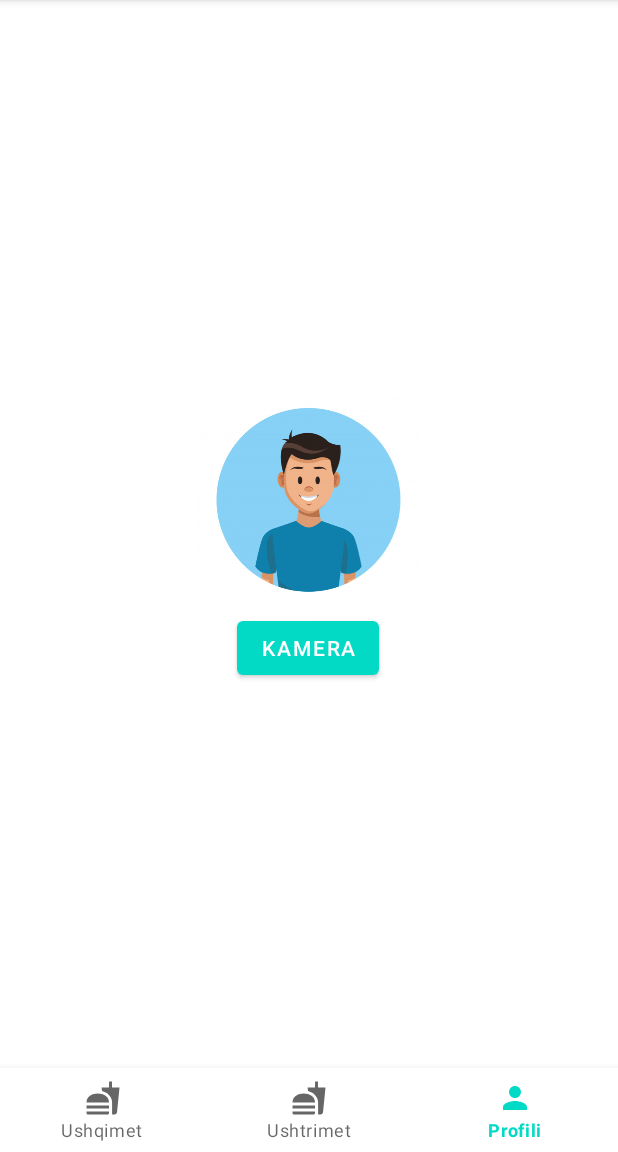
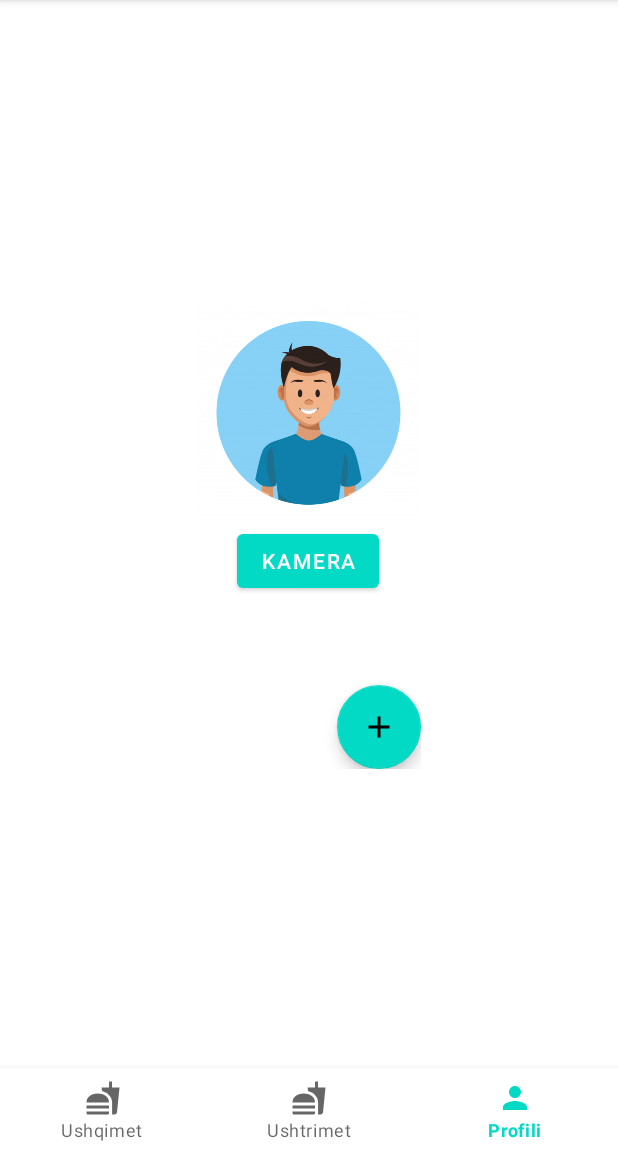
Before and after one commit to A-tafaj/stay-fit, an Android app: the profileFragment screen opened through its navigation route, on a phone screen of 412 x 824 dp, the part 84-1236 px from its top. Run offline under Robolectric (Android 15) with nearby library versions, the phone set to English and light mode, and no system bars; our stand-ins replace navigation-ui; 1 statement that could not run was skipped.

Commit message:
Image saved with SharedPreferences

```diff
--- a/app/build.gradle
+++ b/app/build.gradle
@@ -2,6 +2,7 @@ plugins {
     id 'com.android.application'
     id 'com.google.gms.google-services'
 }
+apply plugin: 'kotlin-android'
 
 android {
     compileSdkVersion 30
@@ -48,4 +49,9 @@ dependencies {
     testImplementation 'junit:junit:4.13.2'
     androidTestImplementation 'androidx.test.ext:junit:1.1.3'
     androidTestImplementation 'androidx.test.espresso:espresso-core:3.4.0'
+    implementation "androidx.core:core-ktx:1.6.0"
+    implementation "org.jetbrains.kotlin:kotlin-stdlib-jdk7:$kotlin_version"
 }
+repositories {
+    mavenCentral()
+}
--- a/app/src/main/java/fiek/unipr/stayfit/activities/UserActivity.java
+++ b/app/src/main/java/fiek/unipr/stayfit/activities/UserActivity.java
@@ -44,7 +44,7 @@ public class UserActivity extends AppCompatActivity {
 
                 progressMap.put("week", week);
                 progressMap.put("weight", weight);
-                root.setValue(progressMap);
+                root.push().setValue(progressMap);
 
             }
         });
--- a/app/src/main/java/fiek/unipr/stayfit/fragments/profileFragment.java
+++ b/app/src/main/java/fiek/unipr/stayfit/fragments/profileFragment.java
@@ -1,12 +1,17 @@
 package fiek.unipr.stayfit.fragments;
 
+import android.content.Context;
 import android.content.Intent;
+import android.content.SharedPreferences;
 import android.graphics.Bitmap;
+import android.graphics.BitmapFactory;
 import android.os.Bundle;
 
 import androidx.fragment.app.Fragment;
 
 import android.provider.MediaStore;
+import android.util.Base64;
+import android.util.Log;
 import android.view.LayoutInflater;
 import android.view.View;
 import android.view.ViewGroup;
@@ -18,29 +23,36 @@ import android.widget.Toast;
 import static android.app.Activity.RESULT_CANCELED;
 import static android.app.Activity.RESULT_OK;
 
+import com.bumptech.glide.load.resource.bitmap.BitmapEncoder;
+import com.google.android.material.floatingactionbutton.FloatingActionButton;
+
+import java.io.ByteArrayOutputStream;
+
 import fiek.unipr.stayfit.R;
+import fiek.unipr.stayfit.StayFitApp;
+import fiek.unipr.stayfit.activities.MainActivity;
+import fiek.unipr.stayfit.activities.UserActivity;
 
 public class profileFragment extends Fragment {
+    private static final String TAG = "profileFragment";
     Button captureBtn;
     ImageView iv_capture;
     View view;
     TextView tvProfileName;
+    FloatingActionButton floatingBtn;
 
+    private SharedPreferences preferences;
     private static final int Image_Capture_Code = 1;
 
     public profileFragment() {
         // Required empty public constructor
     }
 
-    public static profileFragment newInstance(String param1, String param2) {
-        profileFragment fragment = new profileFragment();
-        Bundle args = new Bundle();
-        return fragment;
-    }
 
     @Override
     public void onCreate(Bundle savedInstanceState) {
         super.onCreate(savedInstanceState);
+        preferences = getContext().getSharedPreferences("Image", Context.MODE_PRIVATE);
 
     }
 
@@ -49,28 +61,31 @@ public class profileFragment extends Fragment {
                              Bundle savedInstanceState) {
 
         view = inflater.inflate(R.layout.fragment_profile, container, false);
-        captureBtn = (Button)view.findViewById(R.id.captureBtn);
-        //iv_capture = getActivity().findViewById(R.id.iv_capture);
-        iv_capture = (ImageView)view.findViewById(R.id.iv_capture);
+        captureBtn = view.findViewById(R.id.captureBtn);
+        floatingBtn = view.findViewById((R.id.floatingBtn));
+        iv_capture = view.findViewById(R.id.iv_capture);
 
         Bundle args = getArguments();
         try {
             String myString = args.getString("email");
             tvProfileName.setText(myString);
 
-        }
-        catch (Exception e){
-            Toast.makeText(getActivity(),"empty arg", Toast.LENGTH_LONG).show();
-            //askCameraPremission();
+        } catch (Exception e) {
+            Toast.makeText(getActivity(), "empty arg", Toast.LENGTH_LONG).show();
         }
 
         captureBtn.setOnClickListener(new View.OnClickListener() {
             @Override
             public void onClick(View view) {
                 Intent cInt = new Intent(MediaStore.ACTION_IMAGE_CAPTURE);
-                startActivityForResult(cInt,Image_Capture_Code);
-                //Toast.makeText(getActivity(), "Camera button is clicked", Toast.LENGTH_LONG).show();
-                //askCameraPremission();
+                startActivityForResult(cInt, Image_Capture_Code);
+            }
+        });
+        floatingBtn.setOnClickListener(new View.OnClickListener() {
+            @Override
+            public void onClick(View v) {
+                Intent intent = new Intent(getActivity(), UserActivity.class);
+                startActivity(intent);
             }
         });
 
@@ -81,41 +96,41 @@ public class profileFragment extends Fragment {
 
     @Override
     public void onActivityResult(int requestCode, int resultCode, Intent data) {
+        ByteArrayOutputStream baos = new ByteArrayOutputStream();
         if (requestCode == Image_Capture_Code) {
             if (resultCode == RESULT_OK) {
                 Bitmap bp = (Bitmap) data.getExtras().get("data");
-                iv_capture.setImageBitmap(bp);
+                String encoded = bitMapToString(bp, data);
+                saveImgToSharedPref(encoded);
+                bp.compress(Bitmap.CompressFormat.PNG, 100, baos);
+                byte[] b = baos.toByteArray();
+                String prefImg = preferences.getString("image", "");
+                encoded = Base64.encodeToString(b, Base64.DEFAULT);
+                byte[] imageAsBytes = Base64.decode(encoded.getBytes(), Base64.DEFAULT);
+
+
+                iv_capture.setImageBitmap(BitmapFactory.decodeByteArray(imageAsBytes, 0, imageAsBytes.length));//.setImageBitmap(bp);
             } else if (resultCode == RESULT_CANCELED) {
                 Toast.makeText(getActivity(), "Cancelled", Toast.LENGTH_LONG).show();
             }
         }
     }
 
-/*
-    private void askCameraPremission() {
-        if(ContextCompat.checkSelfPermission(this.getActivity(),Manifest.permission.CAMERA) != PackageManager.PERMISSION_GRANTED){
-            ActivityCompat.requestPermissions(this.getActivity(),new String[] {Manifest.permission.CAMERA}, CAMERA_PERM_CODE);
-
-        }else {
-            openCamera();
-        }
+    private String bitMapToString(Bitmap bitmap, Intent data) {
+        ByteArrayOutputStream byteArrayOutputStream = new ByteArrayOutputStream();
+        bitmap = (Bitmap) data.getExtras().get("data");
+        bitmap.compress(Bitmap.CompressFormat.PNG, 100, byteArrayOutputStream);
+        byte[] b = byteArrayOutputStream.toByteArray();
+        String encoded = Base64.encodeToString(b, Base64.DEFAULT);
+        return encoded;
     }
 
-    @Override
-    public void onRequestPermissionsResult(int requestCode, @NonNull String[] permissions, @NonNull  int[] grantResults) {
+    public void saveImgToSharedPref(String image) {
 
-        if(requestCode == CAMERA_PERM_CODE){
-            if(grantResults.length > 0 && grantResults[0] == PackageManager.PERMISSION_GRANTED){
-                openCamera();
-            }else {
-                Toast.makeText(getActivity(), "Camera Permission is Required to Use camera.", Toast.LENGTH_SHORT).show();
-            }
-        }
+        SharedPreferences.Editor editor = preferences.edit();
+        editor.putString("image", image).commit();
+        String pref = preferences.getString("image", "");
+        Log.d(TAG, "saveImgToSharedPref: " + preferences.getString("image", ""));
+
     }
-
-    private void openCamera() {
-        Toast.makeText(getActivity(), "Camera open request", Toast.LENGTH_SHORT).show();
-
-    }*/
-
 }
--- a/app/src/main/res/layout/fragment_profile.xml
+++ b/app/src/main/res/layout/fragment_profile.xml
@@ -8,10 +8,9 @@
     <LinearLayout
         android:layout_width="wrap_content"
         android:id="@+id/image_profile"
-        android:layout_height="wrap_content"
+        android:layout_height="match_parent"
         android:orientation="vertical"
-        android:layout_gravity="center_horizontal"
-        android:layout_marginTop="60dp"
+        android:layout_gravity="center"
         android:paddingHorizontal="5dp">
 
         <ImageView
@@ -19,13 +18,14 @@
             android:layout_height="150dp"
             android:scaleType="centerCrop"
             android:id="@+id/iv_capture"
-            android:src="@drawable/ic_profile_anim"></ImageView>
+            android:src="@drawable/ic_profile_anim" />
+
         <Button
             android:layout_width="wrap_content"
             android:id="@+id/captureBtn"
             android:layout_height="wrap_content"
             android:layout_gravity="center_horizontal"
-            android:text="@string/btn_capture"></Button>
+            android:text="@string/btn_capture" />
         <TextView
             android:layout_width="match_parent"
             android:layout_height="match_parent"
@@ -42,6 +42,12 @@
             android:layout_marginHorizontal="15dp"
             android:id="@+id/tvProfileLastName"
             android:gravity="center" />
+        <com.google.android.material.floatingactionbutton.FloatingActionButton
+            android:layout_width="wrap_content"
+            android:layout_height="wrap_content"
+            android:id="@+id/floatingBtn"
+            android:layout_gravity="right"
+            android:src="@drawable/ic_baseline_add_24"/>
     </LinearLayout>
     <!-- TODO: Update blank fragment layout -->
 
--- a/build.gradle
+++ b/build.gradle
@@ -1,5 +1,6 @@
 // Top-level build file where you can add configuration options common to all sub-projects/modules.
 buildscript {
+    ext.kotlin_version = '1.6.0-M1'
     repositories {
         google()
         mavenCentral()
@@ -7,6 +8,7 @@ buildscript {
     dependencies {
         classpath "com.android.tools.build:gradle:4.2.2"
         classpath 'com.google.gms:google-services:4.3.10'
+        classpath "org.jetbrains.kotlin:kotlin-gradle-plugin:$kotlin_version"
         // NOTE: Do not place your application dependencies here; they belong
         // in the individual module build.gradle files
     }
```
Also changed, not shown: app/src/main/AndroidManifest.xml (+5 -4 lines), app/src/main/java/fiek/unipr/stayfit/StayFitApp.java (added, +23 -0 lines).
